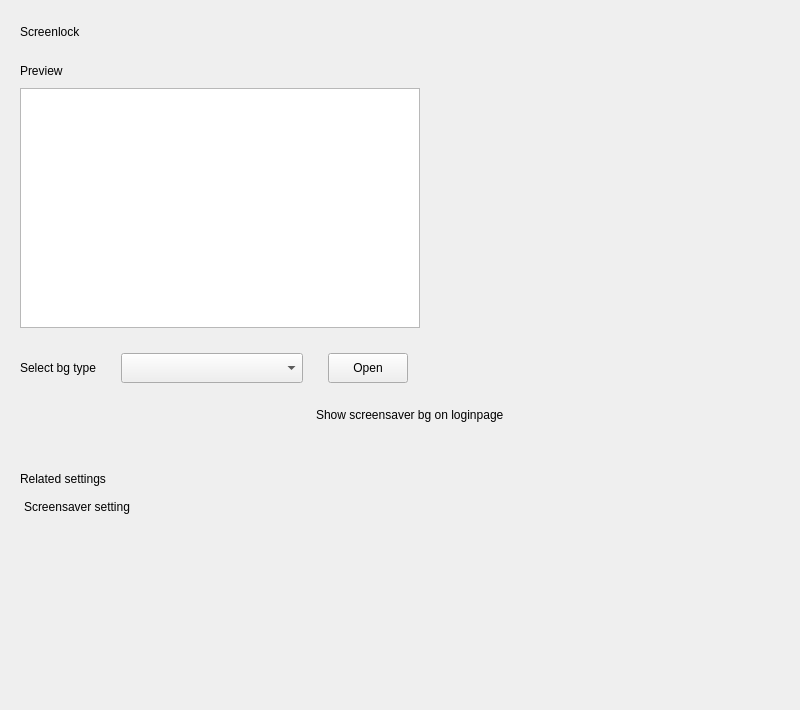
First picture: the form in plugins/personalized/screenlock/screenlock.ui, repository ukui/ukui-control-center, before the edit.
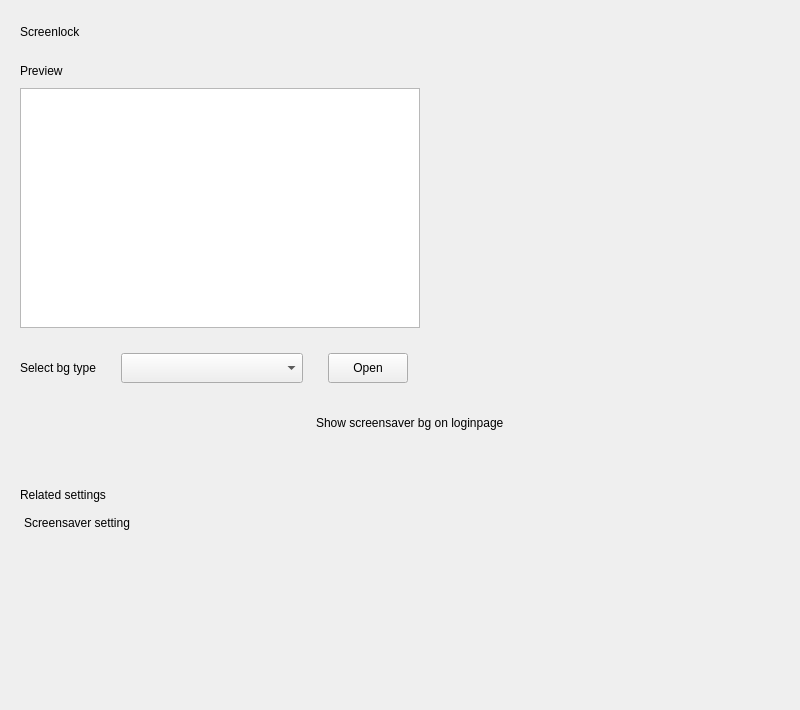
Second picture: the form after the edit.

```diff
--- a/plugins/personalized/screenlock/screenlock.ui
+++ b/plugins/personalized/screenlock/screenlock.ui
@@ -260,6 +260,18 @@
              <verstretch>0</verstretch>
             </sizepolicy>
            </property>
+           <property name="minimumSize">
+            <size>
+             <width>0</width>
+             <height>30</height>
+            </size>
+           </property>
+           <property name="maximumSize">
+            <size>
+             <width>16777215</width>
+             <height>30</height>
+            </size>
+           </property>
            <property name="text">
             <string>Show screensaver bg on loginpage</string>
            </property>
```
Left out of the diff: 2 changed lines with no effect on the pictures.
